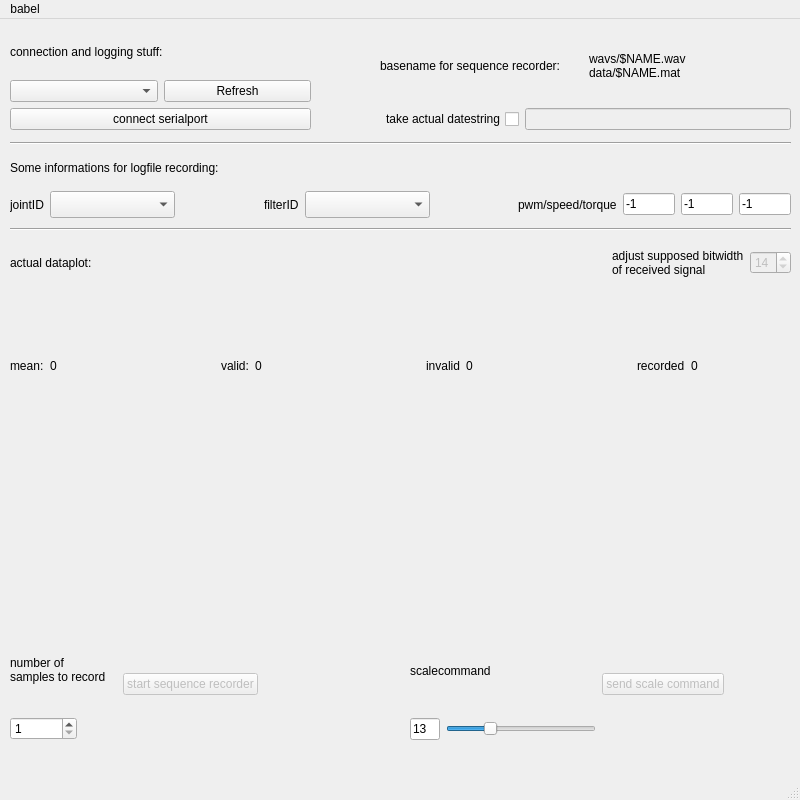
First picture: the form in gui.ui, repository marvin2k/guibabel, before the edit.
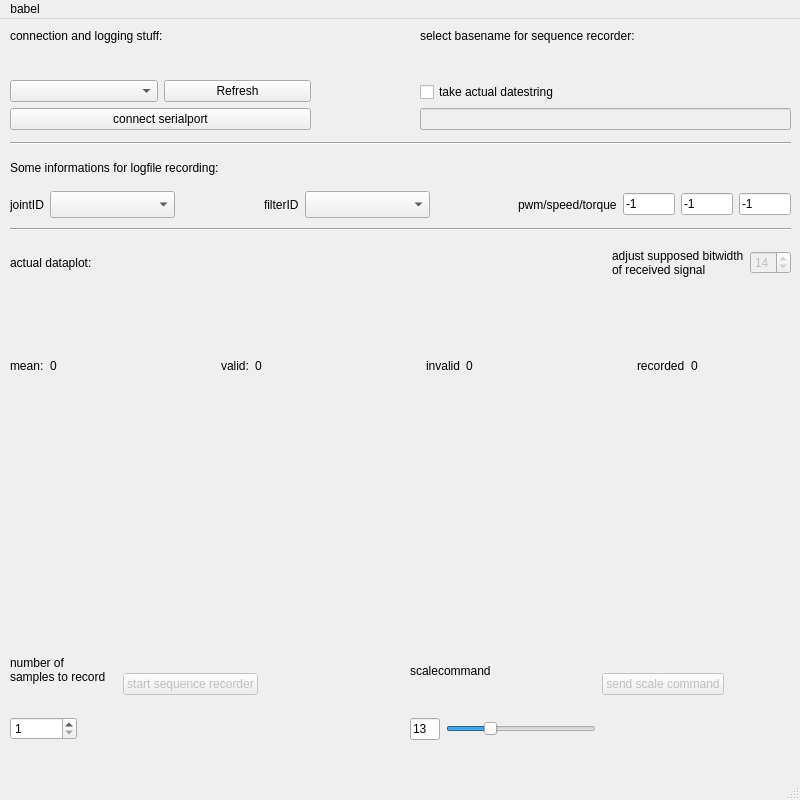
Second picture: the form after the edit. Custom widgets are drawn as their Qt base class.

Commit message:
[guibabel] default speicherort für logdateien geädnert, wavs werden nun auch in data abgelegt
für bessere scriptkompatibilität

Diff of the .ui file:
```diff
--- a/gui.ui
+++ b/gui.ui
@@ -49,6 +49,19 @@
        </property>
       </widget>
      </item>
+     <item>
+      <spacer name="verticalSpacer_2">
+       <property name="orientation">
+        <enum>Qt::Vertical</enum>
+       </property>
+       <property name="sizeHint" stdset="0">
+        <size>
+         <width>20</width>
+         <height>40</height>
+        </size>
+       </property>
+      </spacer>
+     </item>
      <item>
       <layout class="QHBoxLayout" name="horizontalLayout">
        <item>
@@ -271,67 +284,6 @@
      </item>
     </layout>
    </widget>
-   <widget class="QWidget" name="verticalLayoutWidget_2">
-    <property name="geometry">
-     <rect>
-      <x>380</x>
-      <y>10</y>
-      <width>411</width>
-      <height>101</height>
-     </rect>
-    </property>
-    <layout class="QVBoxLayout" name="verticalLayout_2">
-     <item>
-      <layout class="QHBoxLayout" name="horizontalLayout_7">
-       <item>
-        <widget class="QLabel" name="label_3">
-         <property name="text">
-          <string>basename for sequence recorder:</string>
-         </property>
-        </widget>
-       </item>
-       <item>
-        <widget class="QLabel" name="label">
-         <property name="text">
-          <string>wavs/$NAME.wav
-data/$NAME.mat</string>
-         </property>
-         <property name="alignment">
-          <set>Qt::AlignLeading|Qt::AlignLeft|Qt::AlignVCenter</set>
-         </property>
-        </widget>
-       </item>
-      </layout>
-     </item>
-     <item>
-      <layout class="QHBoxLayout" name="horizontalLayout_3">
-       <item>
-        <widget class="QCheckBox" name="checkBox_basename">
-         <property name="layoutDirection">
-          <enum>Qt::RightToLeft</enum>
-         </property>
-         <property name="text">
-          <string>take actual datestring</string>
-         </property>
-        </widget>
-       </item>
-       <item>
-        <widget class="QLineEdit" name="lineEdit_datafile_basename">
-         <property name="enabled">
-          <bool>false</bool>
-         </property>
-         <property name="sizePolicy">
-          <sizepolicy hsizetype="Expanding" vsizetype="Fixed">
-           <horstretch>0</horstretch>
-           <verstretch>0</verstretch>
-          </sizepolicy>
-         </property>
-        </widget>
-       </item>
-      </layout>
-     </item>
-    </layout>
-   </widget>
    <widget class="QWidget" name="layoutWidget2">
     <property name="geometry">
      <rect>
@@ -723,6 +675,61 @@
      <string>Some informations for logfile recording:</string>
     </property>
    </widget>
+   <widget class="QWidget" name="verticalLayoutWidget_3">
+    <property name="geometry">
+     <rect>
+      <x>420</x>
+      <y>10</y>
+      <width>371</width>
+      <height>101</height>
+     </rect>
+    </property>
+    <layout class="QVBoxLayout" name="verticalLayout_3">
+     <item>
+      <widget class="QLabel" name="label_3">
+       <property name="text">
+        <string>select basename for sequence recorder:</string>
+       </property>
+      </widget>
+     </item>
+     <item>
+      <spacer name="verticalSpacer">
+       <property name="orientation">
+        <enum>Qt::Vertical</enum>
+       </property>
+       <property name="sizeHint" stdset="0">
+        <size>
+         <width>20</width>
+         <height>40</height>
+        </size>
+       </property>
+      </spacer>
+     </item>
+     <item>
+      <widget class="QCheckBox" name="checkBox_basename">
+       <property name="layoutDirection">
+        <enum>Qt::LeftToRight</enum>
+       </property>
+       <property name="text">
+        <string>take actual datestring</string>
+       </property>
+      </widget>
+     </item>
+     <item>
+      <widget class="QLineEdit" name="lineEdit_datafile_basename">
+       <property name="enabled">
+        <bool>false</bool>
+       </property>
+       <property name="sizePolicy">
+        <sizepolicy hsizetype="Expanding" vsizetype="Fixed">
+         <horstretch>0</horstretch>
+         <verstretch>0</verstretch>
+        </sizepolicy>
+       </property>
+      </widget>
+     </item>
+    </layout>
+   </widget>
   </widget>
   <widget class="QMenuBar" name="menubar">
    <property name="geometry">
```
The commit also changes 2 other files.
